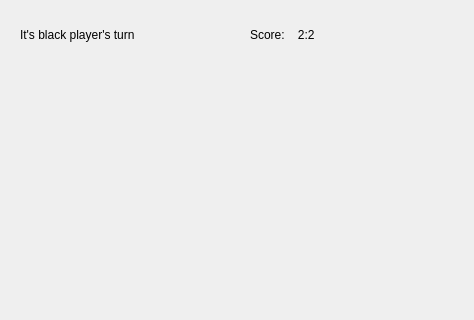
This is reversi.ui in AlexeyBuzdin/qt-reversi as Qt 5 draws it before an edit; both pictures show x 0 to 474 and y 0 to 320 of the 474 by 466 pixel window. The edited form follows.
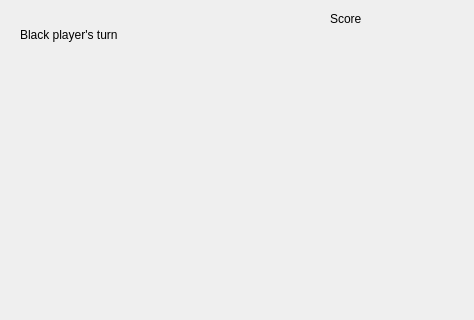
This is the edited form.

Patch:
```diff
--- a/reversi.ui
+++ b/reversi.ui
@@ -32,20 +32,33 @@
     </rect>
    </property>
    <property name="text">
-    <string>It's black player's turn</string>
+    <string>Black player's turn</string>
    </property>
   </widget>
   <widget class="QLabel" name="gameScore">
    <property name="geometry">
     <rect>
-     <x>250</x>
+     <x>290</x>
      <y>20</y>
      <width>160</width>
      <height>30</height>
     </rect>
    </property>
    <property name="text">
-    <string>Score:    2:2</string>
+    <string/>
+   </property>
+  </widget>
+  <widget class="QLabel" name="lscore">
+   <property name="geometry">
+    <rect>
+     <x>330</x>
+     <y>10</y>
+     <width>41</width>
+     <height>17</height>
+    </rect>
+   </property>
+   <property name="text">
+    <string>Score</string>
    </property>
   </widget>
  </widget>
```
